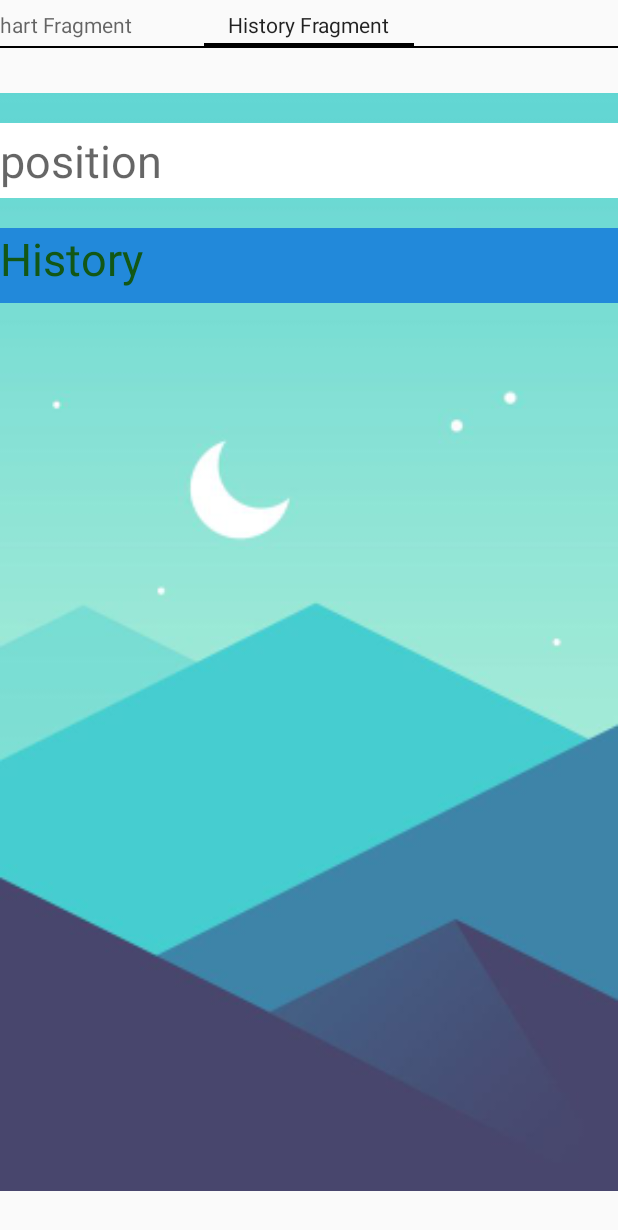
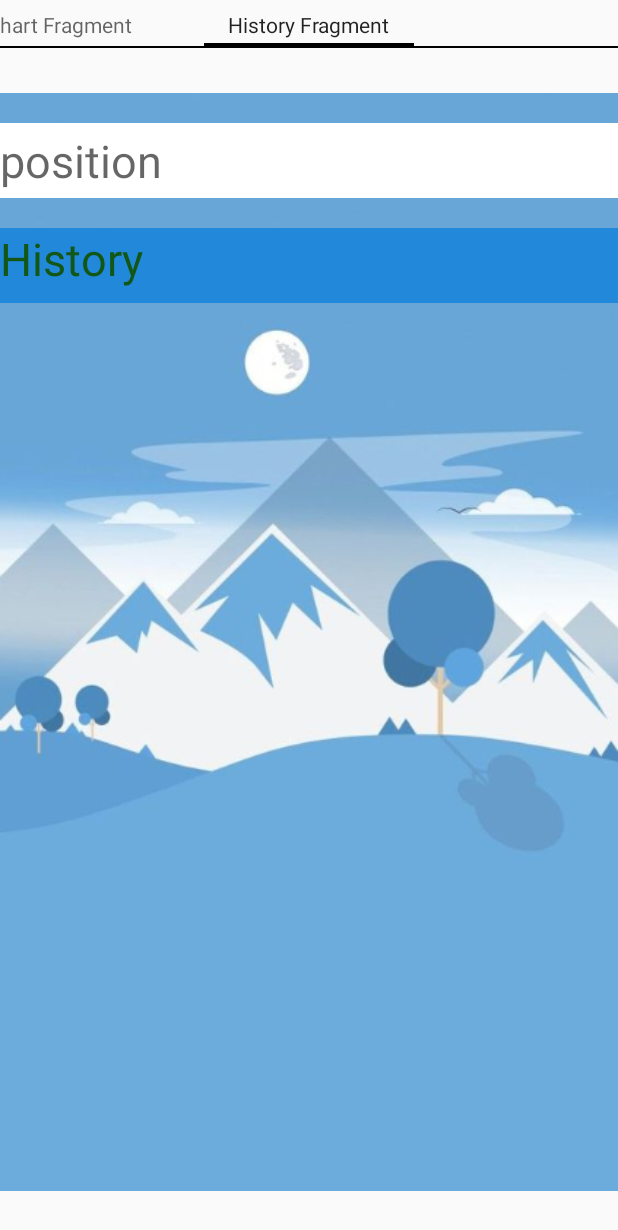
Before and after one commit to HaiYen13/WeatherProject, an Android app: the HistoryFragment screen opened directly, with no data from a screen before it, on a phone screen of 412 x 824 dp. Shown: the top 1230 px of the screen. Run offline under Robolectric (Android 15) with nearby library versions, the phone set to English and light mode, and no system bars; 2 statements that could not run were skipped.

```diff
--- a/app/build.gradle
+++ b/app/build.gradle
@@ -21,6 +21,7 @@ android {
 
 dependencies {
     implementation fileTree(dir: 'libs', include: ['*.jar'])
+    implementation 'com.android.support:appcompat-v7:29.0.0'
     implementation 'androidx.appcompat:appcompat:1.0.2'
     implementation 'androidx.constraintlayout:constraintlayout:1.1.3'
     implementation 'com.google.android.material:material:1.0.0'
--- a/app/src/main/res/layout/fragment_chart.xml
+++ b/app/src/main/res/layout/fragment_chart.xml
@@ -8,7 +8,7 @@
     <ImageView
         android:layout_width="match_parent"
         android:layout_height="match_parent"
-        android:src="@mipmap/bo3weather_backgroudToi"
+        android:src="@mipmap/bo3weather_backgroundtoi"
         >
 
 
--- a/app/src/main/res/layout/fragment_history.xml
+++ b/app/src/main/res/layout/fragment_history.xml
@@ -14,7 +14,7 @@
         android:id="@+id/imMorning"
         android:layout_width="match_parent"
         android:layout_height="match_parent"
-        android:src="@mipmap/bo3weather_backgroudChieu1"
+        android:src="@mipmap/bo3weather_backgroundsang"
         />
     <EditText
         android:id="@+id/edtSearch"
--- a/app/src/main/res/layout/fragment_home.xml
+++ b/app/src/main/res/layout/fragment_home.xml
@@ -11,7 +11,7 @@
 
         android:layout_width="match_parent"
         android:layout_height="match_parent"
-        android:src="@mipmap/bo2weather_backgroudToi3"
+        android:src="@mipmap/bo2weather_backgroundtoi3"
         />
 
     <TextClock
```
Also changed, not shown: app/src/main/AndroidManifest.xml (+8 -1 lines), app/src/main/res/mipmap-xhdpi/bo2weather_background2.jpg (added), app/src/main/res/mipmap-xhdpi/bo2weather_backgroundtoi2.jpg (added), app/src/main/res/mipmap-xhdpi/bo2weather_backgroundtoi3.jpg (renamed from app/src/main/res/mipmap-xxhdpi/bo2weather_backgroudToi3.jpg), app/src/main/res/mipmap-xhdpi/bo2weather_backgroundtoi4.jpg (added), app/src/main/res/mipmap-xhdpi/bo3weather_backgroundsang.jpg (renamed from app/src/main/res/mipmap-xxhdpi/bo3weather_backgroudSang.jpg), app/src/main/res/mipmap-xhdpi/bo3weather_backgroundtoi.jpg (renamed from app/src/main/res/mipmap-xxhdpi/bo3weather_backgroudToi.jpg), app/src/main/res/mipmap-xxhdpi/bo3weather_backgroud.jpg (deleted), app/src/main/res/mipmap-xxhdpi/bo3weather_backgroudChieu1.jpg (deleted).
